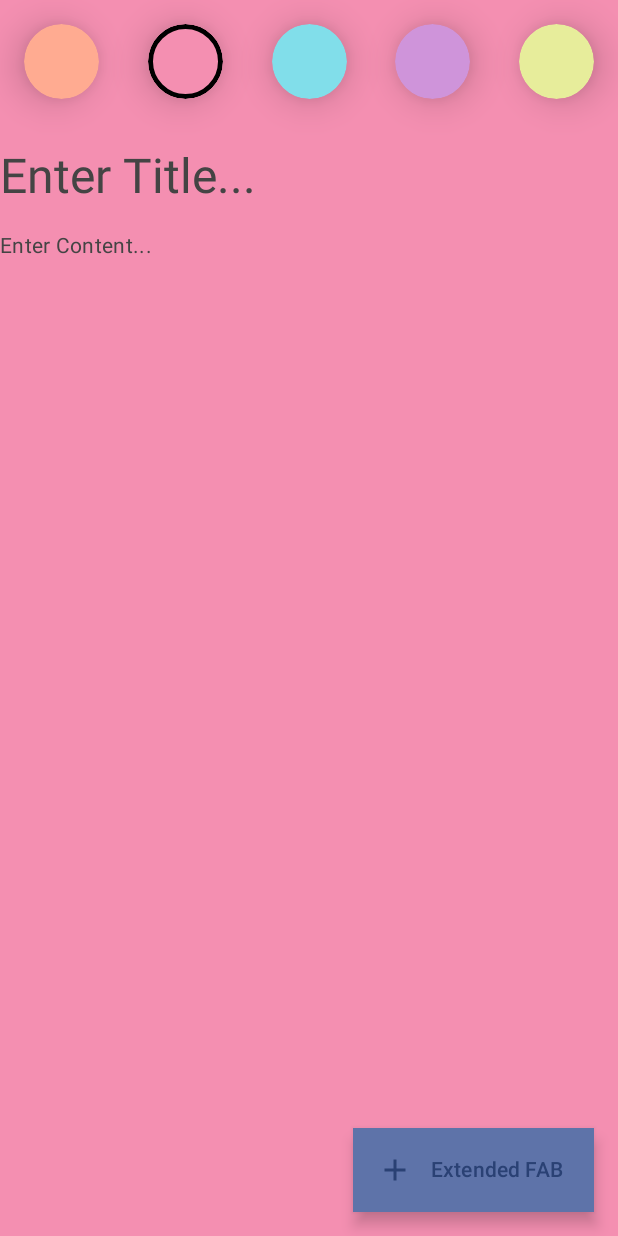
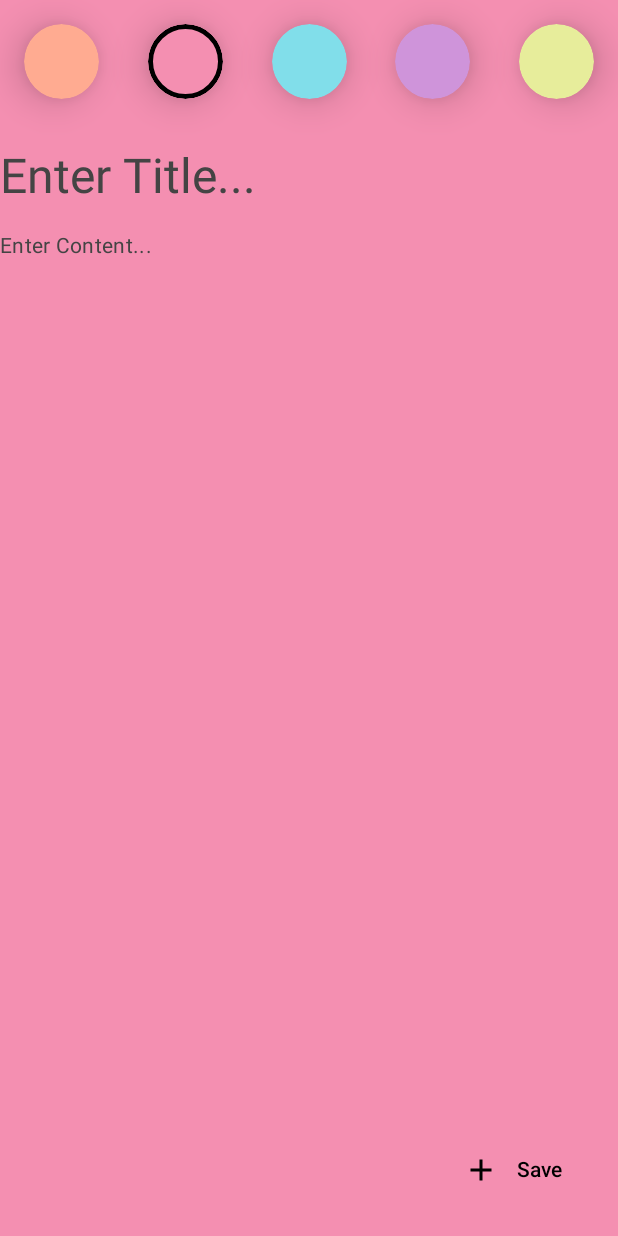
Before and after one commit to Mohamad-Tarek-Hendi/Offline_Note_App, an Android app built with Jetpack Compose: the screen it shows after launch (MainActivity), after a tap on "Extended FAB", on a phone screen of 412 x 824 dp. Run offline under Robolectric (Android 15) with nearby library versions, the phone set to English and light mode, and no system bars; our stand-ins replace Dagger/Hilt's generated code, Room's generated code.

Commit message:
* Modify color for floating action button

```diff
--- a/app/src/main/java/com/example/offlinenoteapp/feature_note/presentation/add_edit_note/components/AddEditNoteScreen.kt
+++ b/app/src/main/java/com/example/offlinenoteapp/feature_note/presentation/add_edit_note/components/AddEditNoteScreen.kt
@@ -41,6 +41,7 @@ import androidx.compose.ui.Modifier
 import androidx.compose.ui.draw.clip
 import androidx.compose.ui.draw.shadow
 import androidx.compose.ui.graphics.Color
+import androidx.compose.ui.graphics.RectangleShape
 import androidx.compose.ui.graphics.toArgb
 import androidx.compose.ui.unit.dp
 import androidx.hilt.navigation.compose.hiltViewModel
@@ -112,9 +113,13 @@ fun AddEditNoteScreen(
                     viewModel.onEvent(AddEditNoteEvent.SaveNote)
                 },
                 expanded = expandedFab,
-                contentColor = MaterialTheme.colorScheme.primary,
+                containerColor = Color(noteBackgroundAnimatable.value.toArgb()),
+                contentColor = Color.Black,
+                modifier = Modifier
+                    .clip(RectangleShape)
+                    .background(Color.Transparent),
                 icon = { Icon(Icons.Filled.Add, " Save note ") },
-                text = { Text(text = "Extended FAB") },
+                text = { Text(text = "Save") },
             )
         },
         // isFloatingActionButtonDocked = false,
--- a/app/src/main/java/com/example/offlinenoteapp/feature_note/presentation/notes/components/NoteScreen.kt
+++ b/app/src/main/java/com/example/offlinenoteapp/feature_note/presentation/notes/components/NoteScreen.kt
@@ -5,6 +5,7 @@ import androidx.compose.animation.fadeIn
 import androidx.compose.animation.fadeOut
 import androidx.compose.animation.slideInVertically
 import androidx.compose.animation.slideOutVertically
+import androidx.compose.foundation.background
 import androidx.compose.foundation.clickable
 import androidx.compose.foundation.layout.Arrangement
 import androidx.compose.foundation.layout.Column
@@ -39,6 +40,9 @@ import androidx.compose.runtime.remember
 import androidx.compose.runtime.rememberCoroutineScope
 import androidx.compose.ui.Alignment
 import androidx.compose.ui.Modifier
+import androidx.compose.ui.draw.clip
+import androidx.compose.ui.graphics.Color
+import androidx.compose.ui.graphics.RectangleShape
 import androidx.compose.ui.unit.dp
 import androidx.hilt.navigation.compose.hiltViewModel
 import androidx.navigation.NavController
@@ -83,6 +87,11 @@ fun NoteScreen(
                     navController.navigate(Screen.AddEditNoteScreen.route)
                 },
                 expanded = expandedFab,
+                containerColor = MaterialTheme.colorScheme.onSurface,
+                contentColor = Color.White,
+                modifier = Modifier
+                    .clip(RectangleShape)
+                    .background(Color.Transparent),
                 icon = { Icon(Icons.Filled.Add, "Localized Description") },
                 text = { Text(text = "Extended FAB") },
             )
```
